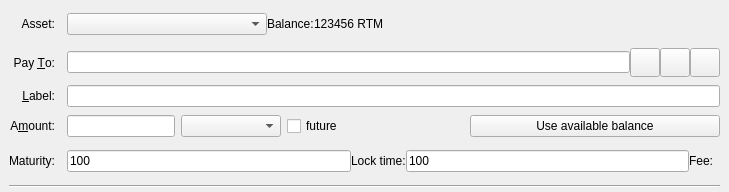
Old version of the form src/qt/forms/sendassetsentry.ui in the repository Raptor3um/raptoreum.
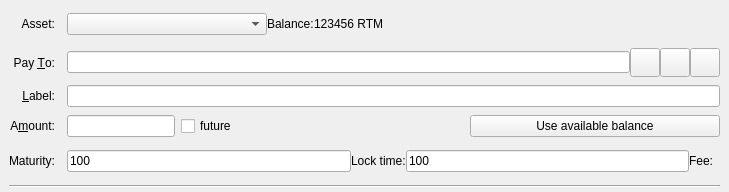
New version of the form. Custom widgets are drawn as their Qt base class.

Commit message: unique asset

```diff
--- a/src/qt/forms/sendassetsentry.ui
+++ b/src/qt/forms/sendassetsentry.ui
@@ -155,7 +155,7 @@
      </widget>
     </item>
     <item row="5" column="1">
-     <layout class="QHBoxLayout" name="horizontalLayoutAmount" stretch="0,0,0,0,0">
+     <layout class="QHBoxLayout" name="horizontalLayoutAmount" stretch="0,0,0,0">
       <property name="spacing">
        <number>6</number>
       </property>
@@ -172,22 +172,6 @@
         </property>
        </widget>
       </item>
-      <item>
-       <widget class="QComboBox" name="uniqueIdList">
-        <property name="minimumSize">
-         <size>
-          <width>100</width>
-          <height>0</height>
-         </size>
-        </property>
-        <property name="maximumSize">
-         <size>
-          <width>120</width>
-          <height>16777215</height>
-         </size>
-        </property>
-       </widget>
-      </item>
       <item>
        <widget class="QCheckBox" name="futureCb">
         <property name="sizePolicy">
```
The commit also changes 18 other files.
